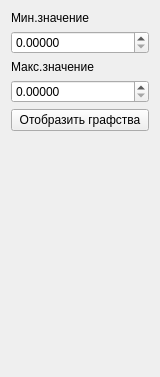
Old version of the form widgets/ddmMinMaxFrictionFilterWidget.ui in the repository alexeymarunin/ddm.
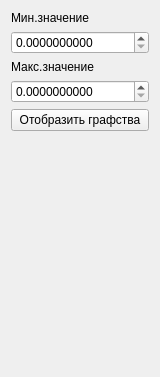
New version of the form. Icons and pictures are not drawn.

```diff
--- a/widgets/ddmMinMaxFrictionFilterWidget.ui
+++ b/widgets/ddmMinMaxFrictionFilterWidget.ui
@@ -47,7 +47,10 @@
      <item>
       <widget class="QDoubleSpinBox" name="spinMinValue">
        <property name="decimals">
-        <number>5</number>
+        <number>10</number>
+       </property>
+       <property name="maximum">
+        <double>999999999.000000000000000</double>
        </property>
        <property name="singleStep">
         <double>0.010000000000000</double>
@@ -64,7 +67,10 @@
      <item>
       <widget class="QDoubleSpinBox" name="spinMaxValue">
        <property name="decimals">
-        <number>5</number>
+        <number>10</number>
+       </property>
+       <property name="maximum">
+        <double>999999999.000000000000000</double>
        </property>
        <property name="singleStep">
         <double>0.010000000000000</double>
```
